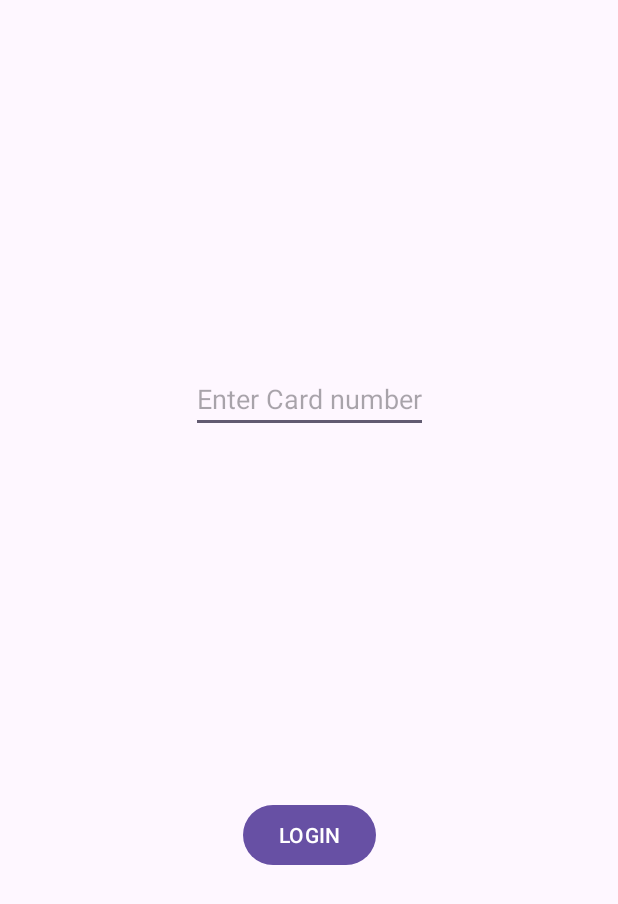
After one commit to albharath99/BankApp, an Android app: the LoginPage screen opened directly, with no data from a screen before it, on a phone screen of 412 x 824 dp. The commit adds this screen. Shown: the top 904 px of the screen. Run offline under Robolectric (Android 15) with nearby library versions, the phone set to English and light mode, and no system bars.

Commit message:
Added: 1) Login page 2) Local DB: create table, insert user, validate card number

```diff
--- /dev/null
+++ b/app/src/main/java/com/example/bankapp/LocalDataBaseHelper.kt
@@ -0,0 +1,71 @@
+package com.example.bankapp
+
+import android.content.ContentValues
+import android.content.Context
+import android.database.sqlite.SQLiteDatabase
+import android.util.Log
+import android.widget.Toast
+import kotlin.random.Random
+
+class LocalDataBaseHelper(context: Context) {
+    private var db: SQLiteDatabase
+    private var mContext: Context
+    private final val TAG = javaClass.simpleName
+    private var CREATE_TABLE = "CREATE TABLE IF NOT EXISTS USER_TABLE" +
+            "( ID INTEGER PRIMARY KEY AUTOINCREMENT," +
+            " NAME VARCHAR," +
+            " MOBILE_NUMBER INTEGER," +
+            " AGE INTEGER, " +
+            "BALANCE INTEGER DEFAULT 0, " +
+            "CARD_NUMBER VARCHAR )"
+
+    init {
+        mContext = context
+        db = context.openOrCreateDatabase("myDb",Context.MODE_PRIVATE,null)
+        db.execSQL(CREATE_TABLE)
+        db.close()
+    }
+
+    private fun generateCardNumber(): String {
+        val cardNum = Random.nextInt(999999)
+        return String.format("%06d",cardNum)
+    }
+
+    fun insertNewUser(name: String, mobileNumber: Int, age: Int): String {
+        Log.d(TAG,"Insert user: $name, $mobileNumber, $age")
+        db = mContext.openOrCreateDatabase("myDb", Context.MODE_PRIVATE, null)
+
+
+        val cardNumber = generateCardNumber()
+        val values = ContentValues()
+        values.put("NAME",name)
+        values.put("MOBILE_NUMBER", mobileNumber)
+        values.put("AGE", age)
+        values.put("CARD_NUMBER",cardNumber)
+
+        val ret = db.insert("USER_TABLE","ID",values)
+        db.close()
+        if(ret.toInt() == -1) {
+            Toast.makeText(mContext,"USER CREATION UNSUCCESSFUL",Toast.LENGTH_LONG).show()
+            return ""
+        } else {
+            Toast.makeText(mContext,"USER CARD NUMBER: $cardNumber",Toast.LENGTH_LONG).show()
+            return cardNumber
+        }
+
+    }
+    fun loginUser(cardNumber: Int): Boolean {
+        db = mContext.openOrCreateDatabase("myDb", Context.MODE_PRIVATE, null)
+        val cursor = db.rawQuery("Select * from User_table where card_number = $cardNumber", null)
+        Log.d(TAG,"Login User >>")
+        if(cursor.count != 0)
+        {
+            db.close()
+            return true
+        } else {
+            db.close()
+            return false
+        }
+
+    }
+}
--- /dev/null
+++ b/app/src/main/java/com/example/bankapp/LoginPage.kt
@@ -0,0 +1,32 @@
+package com.example.bankapp
+
+import androidx.appcompat.app.AppCompatActivity
+import android.os.Bundle
+import android.widget.Button
+import android.widget.EditText
+import android.widget.TextView
+import android.widget.Toast
+
+class LoginPage : AppCompatActivity() {
+    private lateinit var login: Button
+    private lateinit var cardNumberEt: EditText
+    private lateinit var db: LocalDataBaseHelper
+
+    override fun onCreate(savedInstanceState: Bundle?) {
+        super.onCreate(savedInstanceState)
+        setContentView(R.layout.activity_login_page)
+
+        db = LocalDataBaseHelper(applicationContext)
+        login = findViewById(R.id.login2)
+        cardNumberEt = findViewById(R.id.cardNumber2)
+
+        login.setOnClickListener {
+            val cardNumber = cardNumberEt.text.toString().toInt()
+            if(db.loginUser(cardNumber)) {
+                Toast.makeText(applicationContext,"Card number exists", Toast.LENGTH_LONG).show()
+            } else {
+                Toast.makeText(applicationContext,"Card number does not exist", Toast.LENGTH_LONG).show()
+            }
+        }
+    }
+}
--- /dev/null
+++ b/app/src/main/res/layout/activity_login_page.xml
@@ -0,0 +1,30 @@
+<?xml version="1.0" encoding="utf-8"?>
+<androidx.constraintlayout.widget.ConstraintLayout xmlns:android="http://schemas.android.com/apk/res/android"
+    xmlns:app="http://schemas.android.com/apk/res-auto"
+    xmlns:tools="http://schemas.android.com/tools"
+    android:layout_width="match_parent"
+    android:layout_height="match_parent"
+    tools:context=".LoginPage">
+
+    <EditText
+        android:id="@+id/cardNumber2"
+        android:layout_width="wrap_content"
+        android:layout_height="wrap_content"
+        android:hint="Enter Card number"
+        app:layout_constraintBottom_toTopOf="@+id/login2"
+        app:layout_constraintEnd_toEndOf="parent"
+        app:layout_constraintStart_toStartOf="parent"
+        app:layout_constraintTop_toTopOf="parent" />
+
+    <Button
+        android:id="@+id/login2"
+        android:layout_width="wrap_content"
+        android:layout_height="wrap_content"
+        android:text="LOGIN"
+        app:layout_constraintBottom_toBottomOf="parent"
+        app:layout_constraintEnd_toEndOf="parent"
+        app:layout_constraintStart_toStartOf="parent"
+        app:layout_constraintTop_toBottomOf="@+id/cardNumber2" />
+
+
+</androidx.constraintlayout.widget.ConstraintLayout>
--- a/app/src/main/res/layout/activity_signup_page.xml
+++ b/app/src/main/res/layout/activity_signup_page.xml
@@ -34,7 +34,7 @@
         />
 
     <TextView
-        android:id="@+id/accountNumber"
+        android:id="@+id/cardNumber"
         android:visibility="invisible"
         android:layout_width="wrap_content"
         android:layout_height="wrap_content"
```
Also changed, not shown: app/src/main/AndroidManifest.xml (+7 -0 lines), app/src/main/java/com/example/bankapp/MainActivity.kt (+10 -0 lines), app/src/main/java/com/example/bankapp/SignupPage.kt (+9 -9 lines), app/src/main/java/com/example/bankapp/UserAccountPage.kt (added, +11 -0 lines), app/src/main/res/layout/activity_user_account_page.xml (added, +9 -0 lines).
